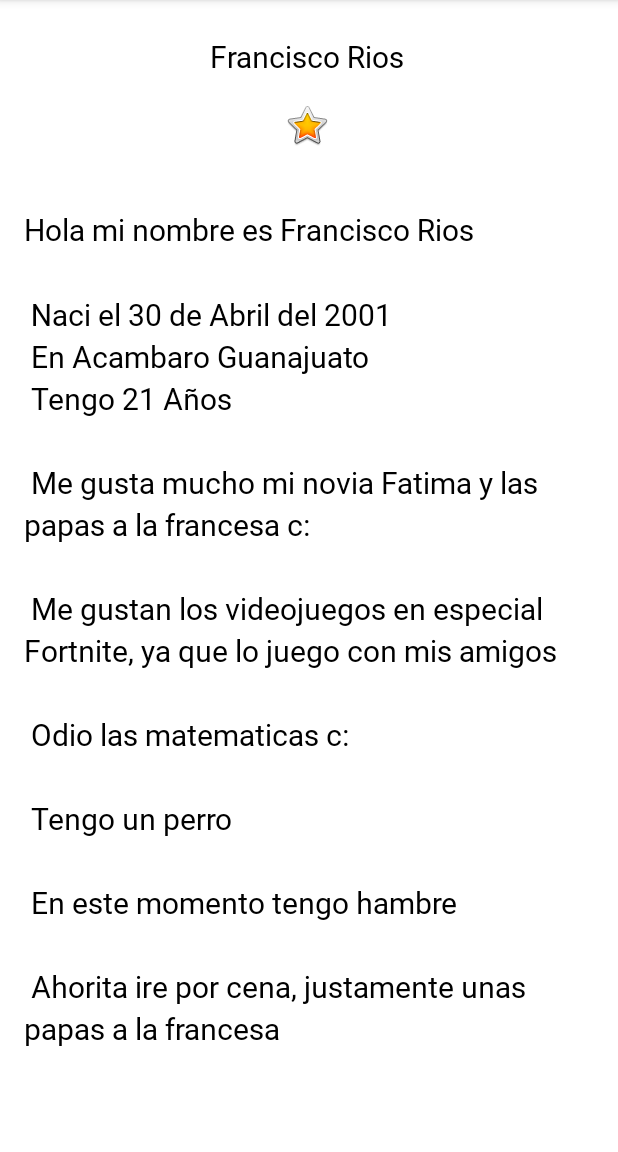
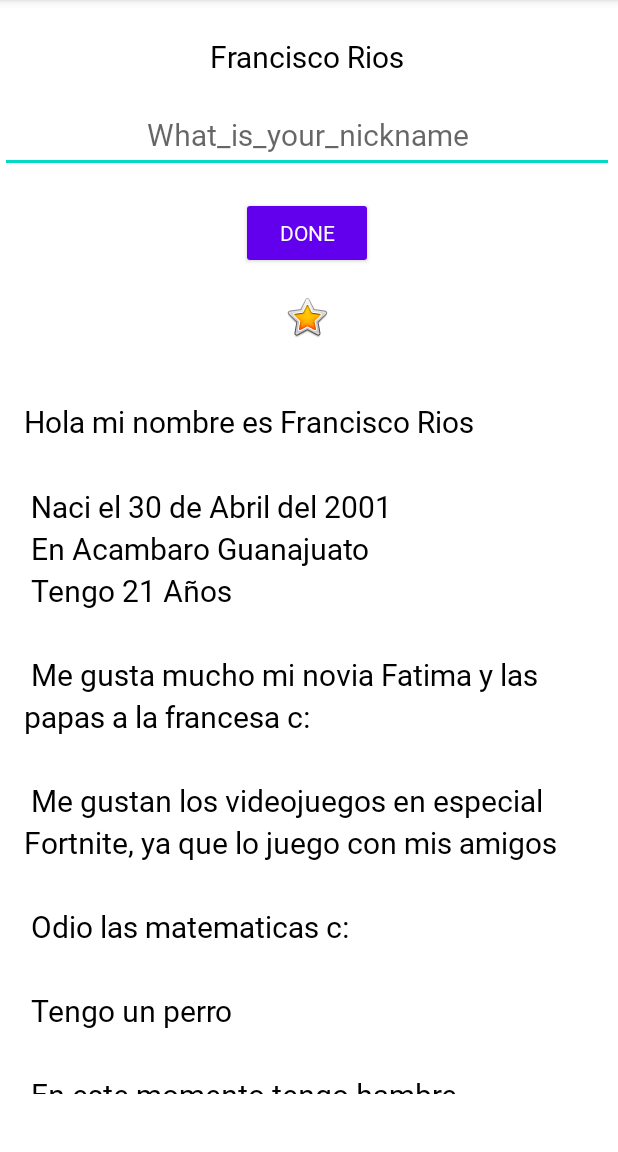
Before and after one commit to RiosSad/Practica_LinearLayout, an Android app: the screen it shows after launch (MainActivity), on a phone screen of 412 x 824 dp, the part 84-1236 px from its top. Run offline under Robolectric (Android 15) with nearby library versions, the phone set to English and light mode, and no system bars.

Commit message:
LineaLayout, Recursos e interaccion con usuarios 2

```diff
--- a/app/src/main/res/layout/activity_main.xml
+++ b/app/src/main/res/layout/activity_main.xml
@@ -9,7 +9,7 @@
     xmlns:android="http://schemas.android.com/apk/res/android"
     xmlns:app="http://schemas.android.com/apk/res-auto"
     xmlns:tools="http://schemas.android.com/tools"
-    tools:context=".MainActivity">>
+    tools:context=".MainActivity">
 
 
     <TextView
@@ -22,6 +22,43 @@
 
 
     </TextView>
+
+    <EditText
+        android:id="@+id/nickname_edit"
+        style="@style/NameStyle"
+        android:layout_width="match_parent"
+        android:layout_height="wrap_content"
+        android:ems="10"
+        android:hint="@string/What_is_your_nickname"
+        android:inputType="textPersonName"
+        android:minHeight="48dp"
+        android:textAlignment="center" />
+
+    <Button
+        android:id="@+id/done_button"
+        style="@style/Widget.AppCompat.Button.Colored"
+        android:layout_width="wrap_content"
+        android:layout_height="wrap_content"
+        android:layout_gravity="center_horizontal"
+        android:layout_marginTop="16dp"
+        android:fontFamily="@font/roboto"
+        android:text="@string/done"
+
+        />
+
+    <TextView
+        android:id="@+id/nickname_text"
+        style="@style/NameStyle"
+        android:layout_width="match_parent"
+        android:layout_height="wrap_content"
+        android:text=""
+        android:textAlignment="center"
+        android:visibility="gone"
+
+        android:background="@color/colorAccent"
+        android:paddingBottom="@dimen/small_padding"
+
+        />
 
     <ImageView
         android:id="@+id/star_image"
--- a/app/src/main/res/values/colors.xml
+++ b/app/src/main/res/values/colors.xml
@@ -1,10 +1,19 @@
 <?xml version="1.0" encoding="utf-8"?>
 <resources>
-    <color name="purple_200">#FFBB86FC</color>
+
+    /* <color name="purple_200">#FFBB86FC</color>
     <color name="purple_500">#FF6200EE</color>
     <color name="purple_700">#FF3700B3</color>
     <color name="teal_200">#FF03DAC5</color>
     <color name="teal_700">#FF018786</color>
     <color name="black">#FF000000</color>
-    <color name="white">#FFFFFFFF</color>
+    <color name="white">#FFFFFFFF</color> */
+
+
+
+    <color name="colorPrimary">#008577</color>
+    <color name="colorPrimaryDark">#00574B</color>
+    <color name="colorAccent">#76bf5e</color>
+
+
 </resources>
--- a/app/src/main/res/values/strings.xml
+++ b/app/src/main/res/values/strings.xml
@@ -27,4 +27,6 @@
 
 
     </string>
+    <string name="What_is_your_nickname">What_is_your_nickname</string>
+    <string name="done">Done</string>
 </resources>
--- a/app/src/main/res/values/styles.xml
+++ b/app/src/main/res/values/styles.xml
@@ -7,5 +7,7 @@
         <item name="android:paddingTop">@dimen/small_padding</item>
         <item name="android:textColor">@android:color/black</item>
         <item name="android:textSize">20sp</item>
+
+
     </style>
 </resources>
```
Also changed, not shown: app/src/main/java/com/example/aboutme/MainActivity.kt (+57 -0 lines).
